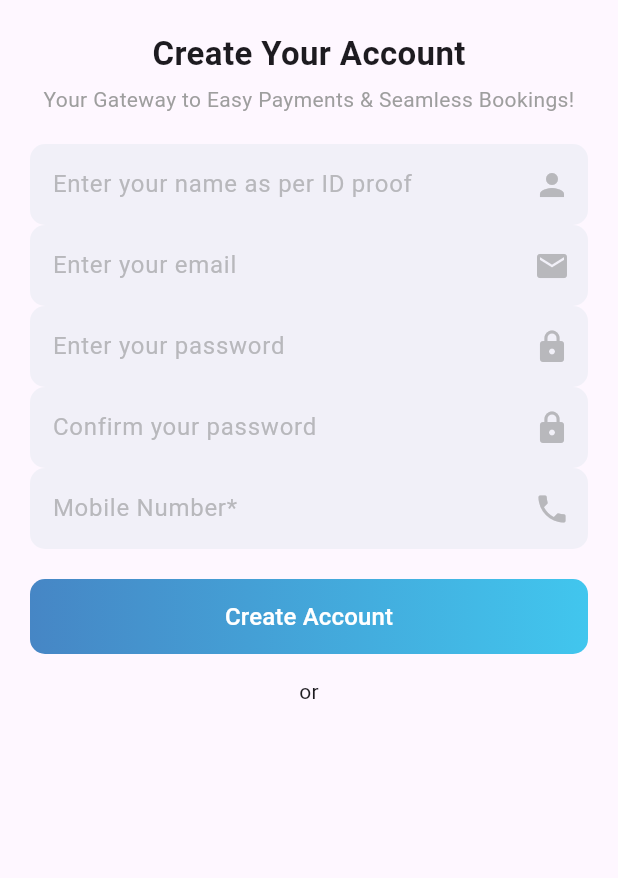
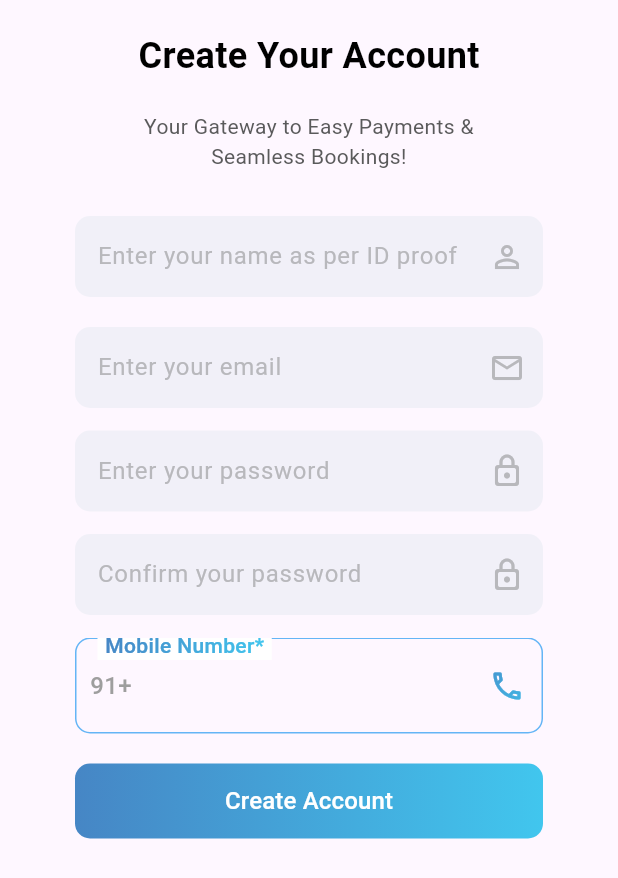
Before and after one commit to iabhinavrajput/pay-ansh, a Flutter app: the Register screen opened directly, on a phone screen of 412 x 824 dp. Shown: the top 878 px of the screen. Run offline on Flutter 3.47's test engine with Material 3 defaults, Android fonts, the phone set to English and light mode, and no system bars; our stand-ins replace flutter_spinkit, get, shared_preferences; accounts and stored records are empty; Roboto replaces fonts that are missing (DMSans).

Commit message:
completed design of register screen

```diff
--- a/lib/screens/register.dart
+++ b/lib/screens/register.dart
@@ -1,6 +1,8 @@
 import 'package:flutter/material.dart';
+import 'package:payansh/theme/custom_themes/text_theme.dart';
 import 'package:payansh/widgets/custom_text_field.dart';
 import 'package:payansh/widgets/gradient_button.dart';
+import 'package:payansh/widgets/mobile_field.dart';
 
 class Register extends StatefulWidget {
   const Register({super.key});
@@ -33,31 +35,37 @@ class _RegisterState extends State<Register> {
     return Scaffold(
       body: SafeArea(
         child: Padding(
-          padding: const EdgeInsets.symmetric(horizontal: 20.0),
+          padding: const EdgeInsets.symmetric(horizontal: 50.0),
           child: Column(
             crossAxisAlignment: CrossAxisAlignment.start,
             children: [
               const SizedBox(height: 20),
-              const Center(
+              Center(
                 child: Text(
                   "Create Your Account",
-                  style: TextStyle(fontSize: 22, fontWeight: FontWeight.bold),
+                  style:TTextTheme.lightTextTheme.headlineMedium,
                 ),
               ),
-              const SizedBox(height: 5),
-              const Center(
+              const SizedBox(height: 20),
+               Container(
+                margin: EdgeInsets.symmetric(horizontal: 30),
                 child: Text(
                   "Your Gateway to Easy Payments & Seamless Bookings!",
                   textAlign: TextAlign.center,
-                  style: TextStyle(fontSize: 14, color: Colors.grey),
+                  style:TTextTheme.lightTextTheme.bodyMedium,
                 ),
               ),
-              const SizedBox(height: 20),
-              CustomTextField(hintText: "Enter your name as per ID proof", controller: nameController, icon: Icons.person),
-              CustomTextField(hintText: "Enter your email", controller: emailController, icon: Icons.mail),
-              CustomTextField(hintText: "Enter your password", controller: passwordController, icon: Icons.lock, ),
-              CustomTextField(hintText: "Confirm your password", controller: confirmPasswordController, icon: Icons.lock, ),
-              CustomTextField(hintText: "Mobile Number*", controller: phoneController, icon: Icons.phone),
+              const SizedBox(height: 30),
+              CustomTextField(hintText: "Enter your name as per ID proof", controller: nameController, icon: Icons.person_outline),
+                            const SizedBox(height: 20),
+
+              CustomTextField(hintText: "Enter your email", controller: emailController, icon: Icons.mail_outline),
+              const SizedBox(height: 15),
+              CustomTextField(hintText: "Enter your password", controller: passwordController, icon: Icons.lock_outline_rounded, ),
+              const SizedBox(height: 15),
+              CustomTextField(hintText: "Confirm your password", controller: confirmPasswordController, icon: Icons.lock_outline_rounded, ),
+              const SizedBox(height: 15),
+              MobileNumberField( controller: phoneController,),
               const SizedBox(height: 20),
               GradientButton(text: "Create Account", onPressed: () {
                 // Handle form submission logic
@@ -68,10 +76,7 @@ class _RegisterState extends State<Register> {
                 print("Phone: ${phoneController.text}");
               }),
               const SizedBox(height: 15),
-              const Center(child: Text("or", style: TextStyle(fontSize: 14))),
-              const SizedBox(height: 15),
-              // Add Google sign-in button if needed
-              const SizedBox(height: 20),
+
             ],
           ),
         ),
--- a/lib/theme/custom_themes/text_theme.dart
+++ b/lib/theme/custom_themes/text_theme.dart
@@ -17,7 +17,7 @@ class TTextTheme {
     titleSmall: const TextStyle().copyWith(fontSize: 16.0, fontWeight: FontWeight.w400, color: Colors.black, fontFamily: 'DMSans'),
 
     bodyLarge: const TextStyle().copyWith(fontSize: 14.0, fontWeight: FontWeight.w500, color: Colors.black, fontFamily: 'DMSans'),
-    bodyMedium: const TextStyle().copyWith(fontSize: 14.0, fontWeight: FontWeight.normal, color: Colors.black, fontFamily: 'DMSans'),
+    bodyMedium: const TextStyle().copyWith(fontSize: 14.0, fontWeight: FontWeight.normal, color: Color(0xFF5A5A5B), fontFamily: 'DMSans'),
     bodySmall: const TextStyle().copyWith(fontSize: 14.0, fontWeight: FontWeight.w500, color: Colors.black.withOpacity(0.5), fontFamily: 'DMSans'),
 
     labelLarge: const TextStyle().copyWith(fontSize: 20.0, fontWeight: FontWeight.normal, color: Colors.black, fontFamily: 'DMSans'),
--- /dev/null
+++ b/lib/widgets/mobile_field.dart
@@ -0,0 +1,80 @@
+import 'package:flutter/material.dart';
+import 'package:payansh/constants/app_colors.dart';
+
+class MobileNumberField extends StatelessWidget {
+  final TextEditingController controller;
+
+  const MobileNumberField({super.key, required this.controller});
+
+  @override
+  Widget build(BuildContext context) {
+    return Stack(
+      children: [
+        TextField(
+          controller: controller,
+          keyboardType: TextInputType.phone,
+          decoration: InputDecoration(
+            prefixIcon: Padding(
+              padding: const EdgeInsets.symmetric(horizontal: 10),
+              child: Text(
+                "91+ ",
+                style: TextStyle(
+                  fontSize: 16,
+                  fontWeight: FontWeight.w500,
+                  color: Colors.grey.shade500, // Light gray prefix text
+                ),
+              ),
+            ),
+            prefixIconConstraints: const BoxConstraints(minWidth: 50),
+            suffixIcon: ShaderMask(
+              shaderCallback: (bounds) => const LinearGradient(
+                colors: [AppColors.gradientStart, AppColors.gradientEnd], // Blue Gradient
+                begin: Alignment.topLeft,
+                end: Alignment.bottomRight,
+              ).createShader(bounds),
+              child: const Icon(Icons.phone_outlined, color: Colors.white), // Keep it white for gradient effect
+            ), // Right-side phone icon
+            border: OutlineInputBorder(
+              borderRadius: BorderRadius.circular(10),
+              borderSide:
+                  BorderSide(color: Colors.blue.shade300), // Light blue border
+            ),
+            enabledBorder: OutlineInputBorder(
+              borderRadius: BorderRadius.circular(10),
+              borderSide: BorderSide(color: Colors.blue.shade300),
+            ),
+            focusedBorder: OutlineInputBorder(
+              borderRadius: BorderRadius.circular(10),
+              borderSide: const BorderSide(color: Colors.blue, width: 2),
+            ),
+            contentPadding:
+                const EdgeInsets.symmetric(vertical: 20, horizontal: 10),
+          ),
+        ),
+        Positioned(
+          left: 15,
+          top: -5,
+          child: Container(
+            padding: const EdgeInsets.symmetric(horizontal: 5),
+            color: Colors.white, // Matches background color
+            child: ShaderMask(
+              shaderCallback: (bounds) => const LinearGradient(
+                colors: [AppColors.gradientStart, AppColors.gradientEnd], // Blue Gradient
+                begin: Alignment.topLeft,
+                end: Alignment.bottomRight,
+              ).createShader(bounds),
+              child: const Text(
+                "Mobile Number*",
+                style: TextStyle(
+                  fontSize: 14,
+                  fontWeight: FontWeight.w500,
+                  color: Colors.white, // Keep it white for shader to apply
+                ),
+              ),
+            ),
+          ),
+        ),
+      ],
+    );
+  }
+}
```
